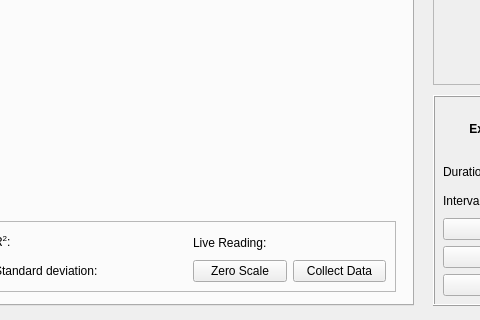
boydstongroup/PME-DEV, file _ui/PME.ui: the form before one commit; both pictures show x 247 to 727 and y 255 to 575 of the 1024 by 575 pixel window.
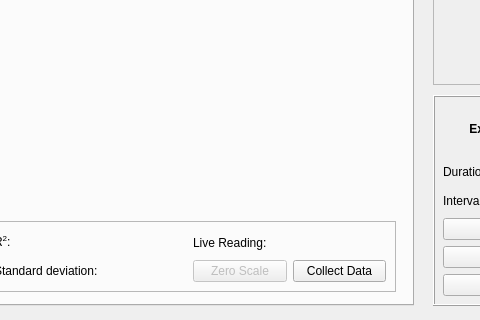
The form after the commit. Icons and pictures are not drawn. Custom widgets are drawn as their Qt base class.

```diff
--- a/_ui/PME.ui
+++ b/_ui/PME.ui
@@ -814,6 +814,9 @@
          <layout class="QHBoxLayout" name="horizontalLayout_6">
           <item>
            <widget class="QPushButton" name="reset_pushButton">
+            <property name="enabled">
+             <bool>false</bool>
+            </property>
             <property name="text">
              <string>Zero Scale</string>
             </property>
```
